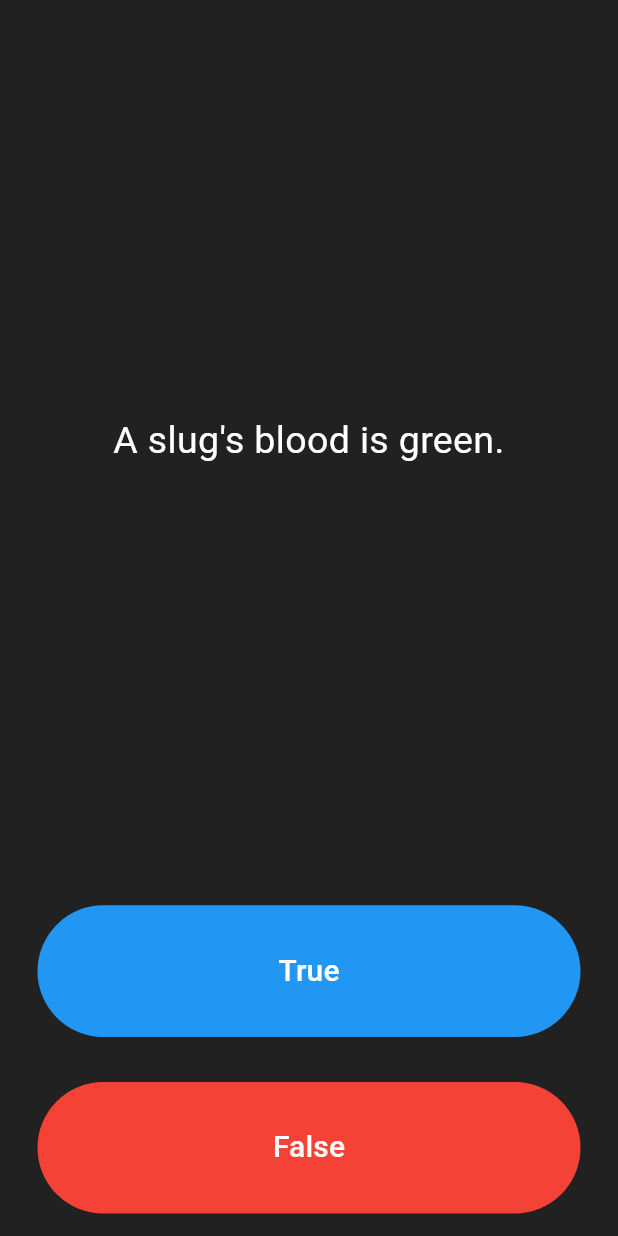
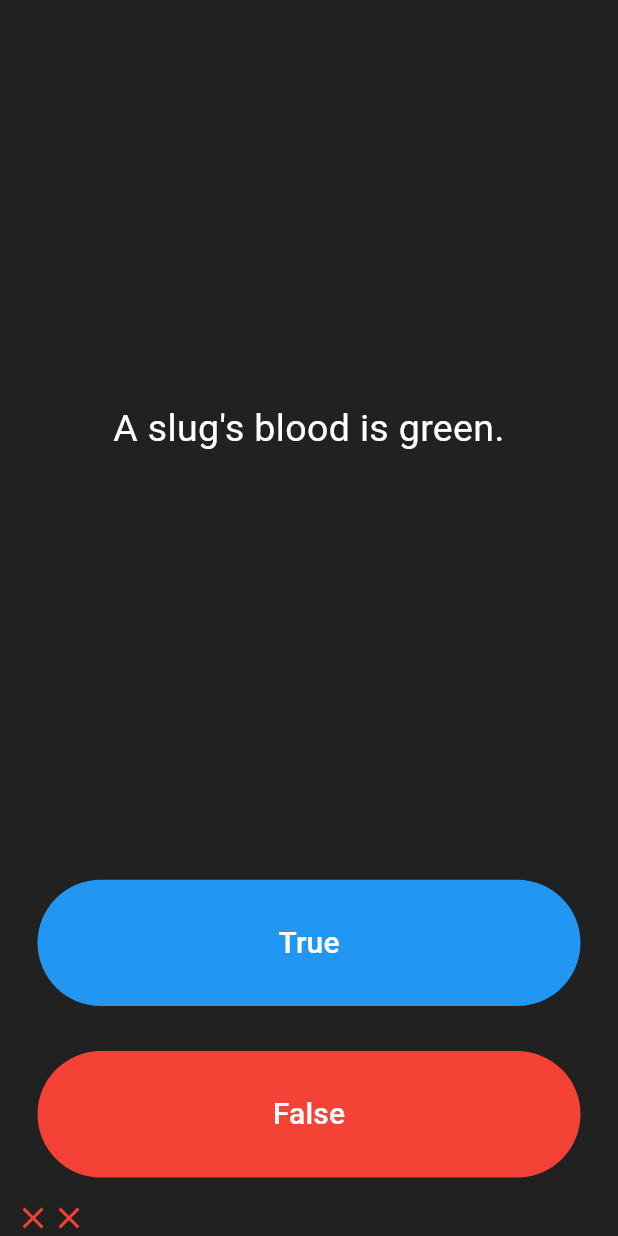
Before and after one commit to jjwon2149/FlutterStudy, a Flutter app: the screen it shows after launch, after a tap on "True", after a tap on "False", on a phone screen of 412 x 824 dp. Run offline on Flutter 3.47's test engine with Material 3 defaults, Android fonts, the phone set to English and light mode, and no system bars; our stand-ins replace audioplayers.

Commit message:
feat: Quizzler Project 완성

```diff
--- a/quizzler_flutter/lib/main.dart
+++ b/quizzler_flutter/lib/main.dart
@@ -1,5 +1,7 @@
 import 'package:flutter/material.dart';
-import 'question.dart';
+import 'quiz_brain.dart';
+
+QuizBrain quizBrain = QuizBrain();
 
 void main() => runApp(Quizzler());
 
@@ -28,12 +30,21 @@ class QuizPage extends StatefulWidget {
 class _QuizPageState extends State<QuizPage> {
   List<Widget> scoreKeeper = [];
 
-  List<Question> questionBank = [
-    Question(q: 'You can lead a cow down stairs but not up stairs.', a: false),
-    Question(q: 'Approximately one quarter of human bones are in the feet.', a: true),
-    Question(q: 'A slug\'s blood is green.', a: true)
-  ];
-  int questionNumbber = 0;
+  void checkAnswer(bool userPickedAnswer) {
+    bool correctAnswer = quizBrain.getQuestionAnswer();
+
+    setState(() {
+    if (userPickedAnswer == correctAnswer) {
+      scoreKeeper.add(Icon(
+        Icons.check,
+        color: Colors.green,
+      ));
+    } else {
+      scoreKeeper.add(Icon(Icons.close, color: Colors.red));
+    }
+      quizBrain.nextQuestion();
+    });
+  }
 
   @override
   Widget build(BuildContext context) {
@@ -47,7 +58,7 @@ class _QuizPageState extends State<QuizPage> {
             padding: EdgeInsets.all(10.0),
             child: Center(
               child: Text(
-                questionBank[questionNumbber].questionText,
+                quizBrain.getQuestionText(),
                 textAlign: TextAlign.center,
                 style: TextStyle(
                   fontSize: 25.0,
@@ -70,16 +81,7 @@ class _QuizPageState extends State<QuizPage> {
                     backgroundColor: Colors.blue),
               ),
               onPressed: () {
-                bool correctAnswer = questionBank[questionNumbber].questionAnswer;
-                if (correctAnswer == false) {
-                  print("User Got it Right");
-                } else {
-                  print("User Got it Wrong");
-                }
-
-                setState(() {
-                  questionNumbber++;
-                });
+                checkAnswer(true);
               },
             ),
           ),
@@ -97,16 +99,7 @@ class _QuizPageState extends State<QuizPage> {
                 ),
               ),
               onPressed: () {
-                bool correctAnswer = questionBank[questionNumbber].questionAnswer;
-                if (correctAnswer == false) {
-                  print("User Got it Right");
-                } else {
-                  print("User Got it Wrong");
-                }
-
-                setState(() {
-                  questionNumbber++;
-                });
+                checkAnswer(false);
               },
             ),
           ),
--- a/quizzler_flutter/lib/question.dart
+++ b/quizzler_flutter/lib/question.dart
@@ -2,7 +2,5 @@ class Question {
   String questionText;
   bool questionAnswer;
 
-  Question({required String q, required bool a})
-      : questionText = q,
-        questionAnswer = a;
+  Question(this.questionText, this.questionAnswer);
 }
```
Also changed, not shown: quizzler_flutter/lib/quiz_brain.dart (added, +52 -0 lines).
